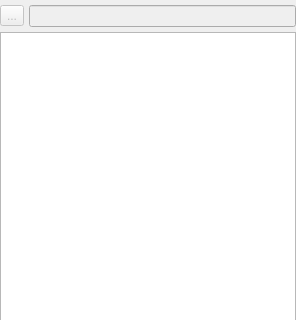
ewerybody/a2, file ui/a2widget/a2module_list.ui: the form before one commit; both pictures show x 0 to 296 and y 0 to 320 of the 296 by 759 pixel window.
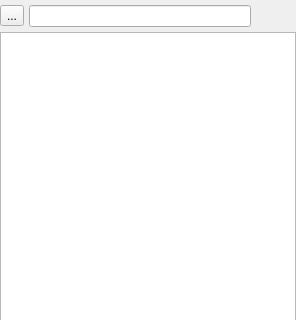
The form after the commit.

Commit message: enabled searching and filtering for module list

The edit to the form file:
```diff
--- a/ui/a2widget/a2module_list.ui
+++ b/ui/a2widget/a2module_list.ui
@@ -35,19 +35,22 @@
       <number>5</number>
      </property>
      <item>
-      <widget class="QToolButton" name="toolButton">
-       <property name="enabled">
-        <bool>false</bool>
-       </property>
+      <widget class="QToolButton" name="filter_menu_button">
        <property name="text">
         <string>...</string>
        </property>
       </widget>
      </item>
      <item>
-      <widget class="QLineEdit" name="lineEdit">
-       <property name="enabled">
-        <bool>false</bool>
+      <widget class="QLineEdit" name="search_field"/>
+     </item>
+     <item>
+      <widget class="QPushButton" name="a2search_x_button">
+       <property name="text">
+        <string/>
+       </property>
+       <property name="flat">
+        <bool>true</bool>
        </property>
       </widget>
      </item>
```
The commit also changes 6 other files.
